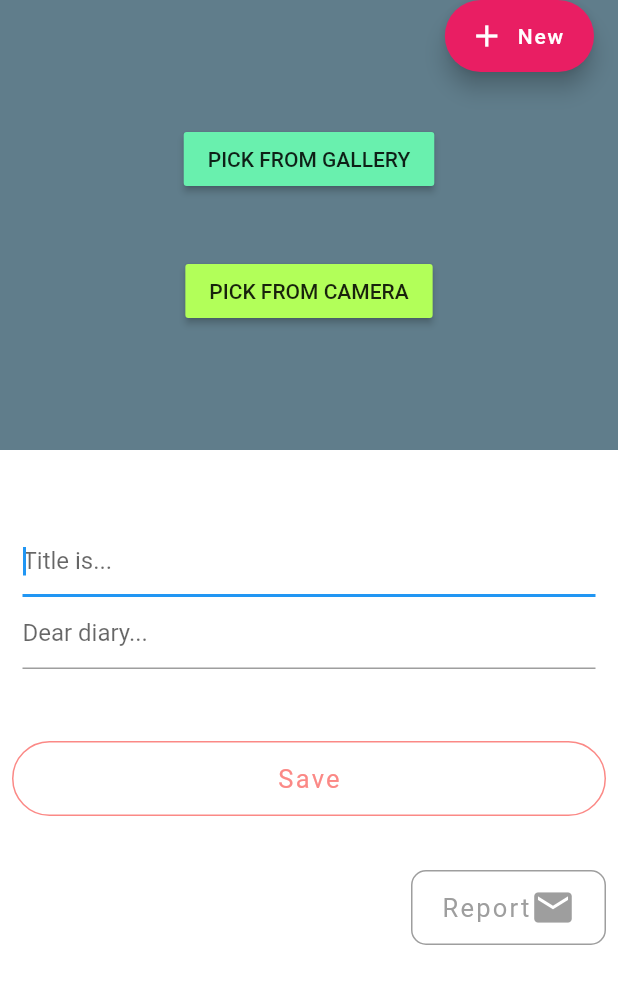
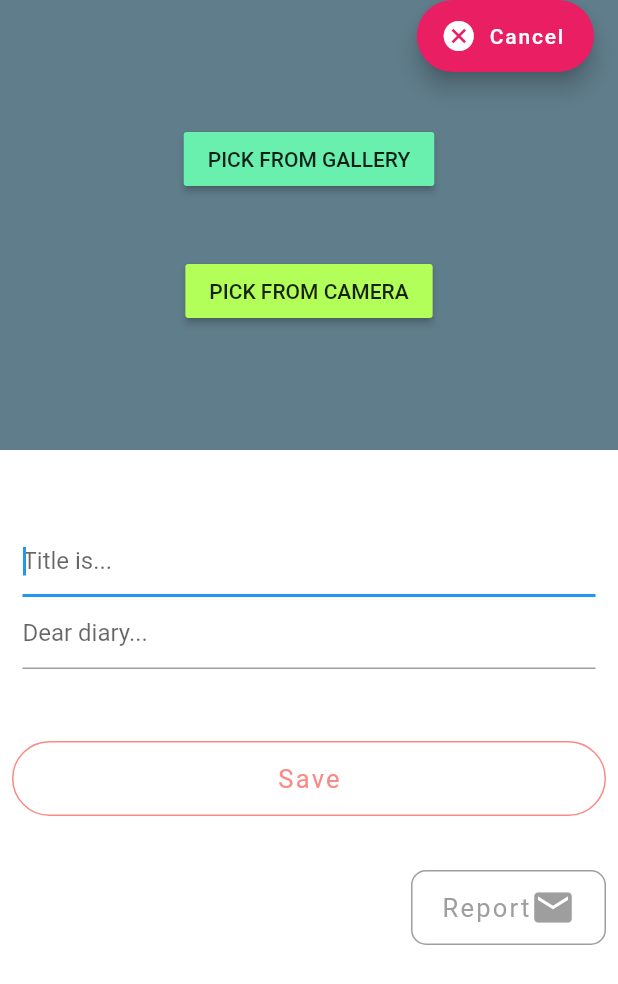
Before and after one commit to wardsquid/journal, a Flutter app: the DiaryEntryView screen opened directly with empty values, after a tap on "Edit", on a phone screen of 412 x 824 dp. Shown: the top 984 px of the screen. Run offline on Flutter 3.47's test engine with Material 2 defaults, Android fonts, the phone set to English and light mode, and no system bars; our stand-ins replace cloud_firestore, datetime_picker_formfield, firebase_auth, firebase_core, firebase_messaging, firebase_storage and 6 more; accounts and stored records are empty; Roboto replaces fonts that are missing (Poppins).

Commit message:
Added Cancel Feature

```diff
--- a/lib/views/DiaryEntryView.dart
+++ b/lib/views/DiaryEntryView.dart
@@ -1,4 +1,6 @@
 //import 'dart:html';
+import 'dart:typed_data';
+
 import '../managers/pageView.dart';
 import 'package:flutter/material.dart';
 import 'package:flutter/services.dart';
@@ -55,9 +57,14 @@ class _DiaryEntryViewState extends State<DiaryEntryView> {
   String entryText = "";
   String titleText = "";
   String buttonText = "Edit";
+  String tempEntryText = "";
+  String tempTitleText = "";
+  File tempImage;
+  Uint8List _downloadImage;
   final User _user = checkUserLoginStatus();
   final CollectionReference entries = getFireStoreEntriesDB();
   File _image;
+
   Map<String, dynamic> entryInfo = {
     "doc_id": "",
     "title": "",
@@ -96,6 +103,11 @@ class _DiaryEntryViewState extends State<DiaryEntryView> {
       setState(() {
         titleText = documentSnapshot.data()["title"];
         entryText = documentSnapshot.data()["content"]["text"];
+        // String img64 = documentSnapshot.data()["content"]["image"];
+        // print(img64);
+        // if (img64 != "") {
+        //   _downloadImage = Base64Decoder().convert(img64);
+        // }
         _textEditingController = TextEditingController(text: entryText);
         _titleEditingController = TextEditingController(text: titleText);
       });
@@ -104,7 +116,10 @@ class _DiaryEntryViewState extends State<DiaryEntryView> {
   }
 
   Widget _entryText() {
-    if (_isEditingText)
+    if (_isEditingText) {
+      tempEntryText = entryText;
+      tempTitleText = titleText;
+      tempImage = _image;
       return Column(
         children: <Widget>[
           TextField(
@@ -125,7 +140,8 @@ class _DiaryEntryViewState extends State<DiaryEntryView> {
           )
         ],
       );
-    if (entryText == "" && titleText == "")
+    }
+    if (entryText == "" && titleText == "") {
       return Text(
         "Write an entry",
         style: TextStyle(
@@ -133,6 +149,7 @@ class _DiaryEntryViewState extends State<DiaryEntryView> {
           fontSize: 18.0,
         ),
       );
+    }
     return Column(
       crossAxisAlignment: CrossAxisAlignment.start,
       children: <Widget>[
@@ -162,6 +179,20 @@ class _DiaryEntryViewState extends State<DiaryEntryView> {
     // } else {
     return FloatingActionButton.extended(
       onPressed: () => {
+        if (_isEditingText && widget.documentId != "")
+          {
+            setState(() {
+              _isEditingText = false;
+              buttonText = "Edit";
+              titleText = tempTitleText;
+              entryText = tempEntryText;
+              _image = tempImage;
+              _textEditingController = TextEditingController(text: entryText);
+              _titleEditingController = TextEditingController(text: titleText);
+            })
+          }
+        else
+          {
             MainView.of(context).documentIdReference = "",
             widget.documentId = "",
             setState(() {
@@ -170,13 +201,14 @@ class _DiaryEntryViewState extends State<DiaryEntryView> {
               _textEditingController = TextEditingController(text: entryText);
               _titleEditingController = TextEditingController(text: titleText);
               _image = null;
-          entryInfo["doc_id"] = "";
+              buttonText = "Edit";
+              _isEditingText = false;
             })
           },
-      tooltip: 'Another New Entry',
-      label: Text("New"),
+      },
+      label: _isEditingText ? Text("Cancel") : Text("New"),
       backgroundColor: Colors.pink,
-      icon: Icon(Icons.add),
+      icon: _isEditingText ? Icon(Icons.cancel) : Icon(Icons.add),
     );
     // }
   }
@@ -201,7 +233,6 @@ class _DiaryEntryViewState extends State<DiaryEntryView> {
                 titleText = '';
                 entryText = '';
                 _image = null;
-                entryInfo["doc_id"] = "";
               })
             })
         .catchError((error) => print("Failed to add entry: $error"));
@@ -268,7 +299,7 @@ class _DiaryEntryViewState extends State<DiaryEntryView> {
                   ? Container(
                       color: Colors.blueGrey,
                       height: 300,
-                      child: _image == null
+                      child: _image == null && _downloadImage == null
                           ? Container(
                               // alignment: Alignment.center,
                               child: Column(
@@ -296,17 +327,19 @@ class _DiaryEntryViewState extends State<DiaryEntryView> {
                             )
                           : Container(
                               alignment: Alignment.center,
-                              child: Image.file(
+                              child: _image != null
+                                  ? Image.file(
                                       _image,
                                       fit: BoxFit.cover,
-                              ),
+                                    )
+                                  : Image.memory(_downloadImage),
                             ),
                     )
                   : Container(
                       color: Colors.blueGrey,
                       height: 300,
                       width: double.infinity,
-                      child: _image == null
+                      child: _image == null && _downloadImage == null
                           ? Center(
                               child: Text(
                                 DateDisplay(widget.activeDate) +
@@ -323,10 +356,12 @@ class _DiaryEntryViewState extends State<DiaryEntryView> {
                             )
                           : Container(
                               alignment: Alignment.center,
-                              child: Image.file(
+                              child: _image != null
+                                  ? Image.file(
                                       _image,
                                       fit: BoxFit.cover,
-                              ),
+                                    )
+                                  : Image.memory(_downloadImage),
                             ),
                     ),
               Align(
@@ -353,7 +388,6 @@ class _DiaryEntryViewState extends State<DiaryEntryView> {
                   alignment: FractionalOffset.bottomRight,
                   child: TextButton(
                     onPressed: () {
-                      setState(() {
                       if (_isEditingText) {
                         if (_image == null &&
                             titleText == "" &&
@@ -363,22 +397,18 @@ class _DiaryEntryViewState extends State<DiaryEntryView> {
                         } else {
                           _overwriteEntry();
                         }
-                          // save updated text
+                        // toggle view mode
                         setState(() {
-                            // entryText = _textEditingController.text;
+                          buttonText = "Edit";
                           _isEditingText = false;
                         });
-
-                          // toggle view mode
-                          buttonText = "Edit";
-                          _isEditingText = false;
-                          // print("saved text: " + _textEditingController.text);
                       } else {
                         // toggle edit mode
+                        setState(() {
                           buttonText = "Save";
                           _isEditingText = true;
+                        });
                       }
-                      });
                     },
                     child: Padding(
                       padding: const EdgeInsets.only(bottom: 20.0),
```
Lines whose indentation alone changed are shown as unchanged.
